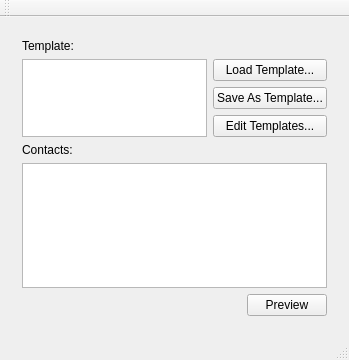
This is mainwindow.ui in ceefour/messagemerge as Qt 5 draws it before an edit. The edited form follows.
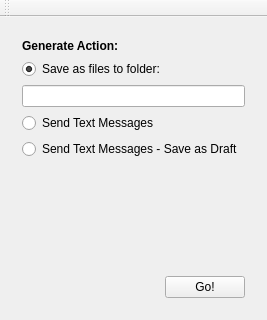
This is the edited form.

Commit message: beginning to use Contacts.

Patch:
```diff
--- a/mainwindow.ui
+++ b/mainwindow.ui
@@ -6,8 +6,8 @@
    <rect>
     <x>0</x>
     <y>0</y>
-    <width>349</width>
-    <height>360</height>
+    <width>246</width>
+    <height>320</height>
    </rect>
   </property>
   <property name="windowTitle">
@@ -18,7 +18,7 @@
     <item>
      <widget class="QStackedWidget" name="navStack">
       <property name="currentIndex">
-       <number>0</number>
+       <number>2</number>
       </property>
       <widget class="QWidget" name="startPage">
        <layout class="QGridLayout" name="gridLayout">
@@ -31,24 +31,28 @@
            </sizepolicy>
           </property>
           <property name="text">
-           <string>Template:</string>
+           <string>Write Template:</string>
           </property>
          </widget>
         </item>
         <item row="1" column="0" rowspan="3">
-         <widget class="QPlainTextEdit" name="templateEdit"/>
+         <widget class="QPlainTextEdit" name="templateEdit">
+          <property name="plainText">
+           <string>Hello [[firstname]] !</string>
+          </property>
+         </widget>
         </item>
         <item row="1" column="1" colspan="2">
          <widget class="QPushButton" name="loadTemplateBtn">
           <property name="text">
-           <string>Load Template...</string>
+           <string>Load...</string>
           </property>
          </widget>
         </item>
         <item row="2" column="1" colspan="2">
          <widget class="QPushButton" name="saveAsTemplateBtn">
           <property name="text">
-           <string>Save As Template...</string>
+           <string>Save As...</string>
           </property>
          </widget>
         </item>
@@ -61,20 +65,17 @@
            </sizepolicy>
           </property>
           <property name="text">
-           <string>Edit Templates...</string>
+           <string>Edit...</string>
           </property>
          </widget>
         </item>
         <item row="4" column="0">
          <widget class="QLabel" name="label_2">
           <property name="text">
-           <string>Contacts:</string>
+           <string>Choose Contacts:</string>
           </property>
          </widget>
         </item>
-        <item row="5" column="0" colspan="3">
-         <widget class="QListView" name="listView"/>
-        </item>
         <item row="6" column="0" colspan="2">
          <spacer name="horizontalSpacer">
           <property name="orientation">
@@ -157,6 +158,83 @@
         </item>
        </layout>
       </widget>
+      <widget class="QWidget" name="generatePage">
+       <layout class="QGridLayout" name="gridLayout_3">
+        <item row="0" column="0">
+         <widget class="QLabel" name="label_4">
+          <property name="font">
+           <font>
+            <weight>75</weight>
+            <bold>true</bold>
+           </font>
+          </property>
+          <property name="text">
+           <string>Generate Action:</string>
+          </property>
+         </widget>
+        </item>
+        <item row="1" column="0" colspan="2">
+         <widget class="QRadioButton" name="radioButton">
+          <property name="text">
+           <string>Save as files to folder:</string>
+          </property>
+          <property name="checked">
+           <bool>true</bool>
+          </property>
+         </widget>
+        </item>
+        <item row="2" column="0" colspan="2">
+         <widget class="QLineEdit" name="folderEdit"/>
+        </item>
+        <item row="3" column="0">
+         <widget class="QRadioButton" name="radioButton_2">
+          <property name="text">
+           <string>Send Text Messages</string>
+          </property>
+         </widget>
+        </item>
+        <item row="4" column="0" colspan="2">
+         <widget class="QRadioButton" name="radioButton_3">
+          <property name="text">
+           <string>Send Text Messages - Save as Draft</string>
+          </property>
+         </widget>
+        </item>
+        <item row="5" column="0">
+         <spacer name="verticalSpacer">
+          <property name="orientation">
+           <enum>Qt::Vertical</enum>
+          </property>
+          <property name="sizeHint" stdset="0">
+           <size>
+            <width>126</width>
+            <height>105</height>
+           </size>
+          </property>
+         </spacer>
+        </item>
+        <item row="6" column="0">
+         <spacer name="horizontalSpacer_3">
+          <property name="orientation">
+           <enum>Qt::Horizontal</enum>
+          </property>
+          <property name="sizeHint" stdset="0">
+           <size>
+            <width>126</width>
+            <height>20</height>
+           </size>
+          </property>
+         </spacer>
+        </item>
+        <item row="6" column="1">
+         <widget class="QPushButton" name="pushButton">
+          <property name="text">
+           <string>Go!</string>
+          </property>
+         </widget>
+        </item>
+       </layout>
+      </widget>
      </widget>
     </item>
    </layout>
@@ -179,7 +257,6 @@
     <bool>false</bool>
    </attribute>
   </widget>
-  <widget class="QStatusBar" name="statusBar"/>
  </widget>
  <layoutdefault spacing="6" margin="11"/>
  <resources/>
```
Left out of the diff: 60 changed lines with no effect on the pictures. The commit also changes 3 other files.
